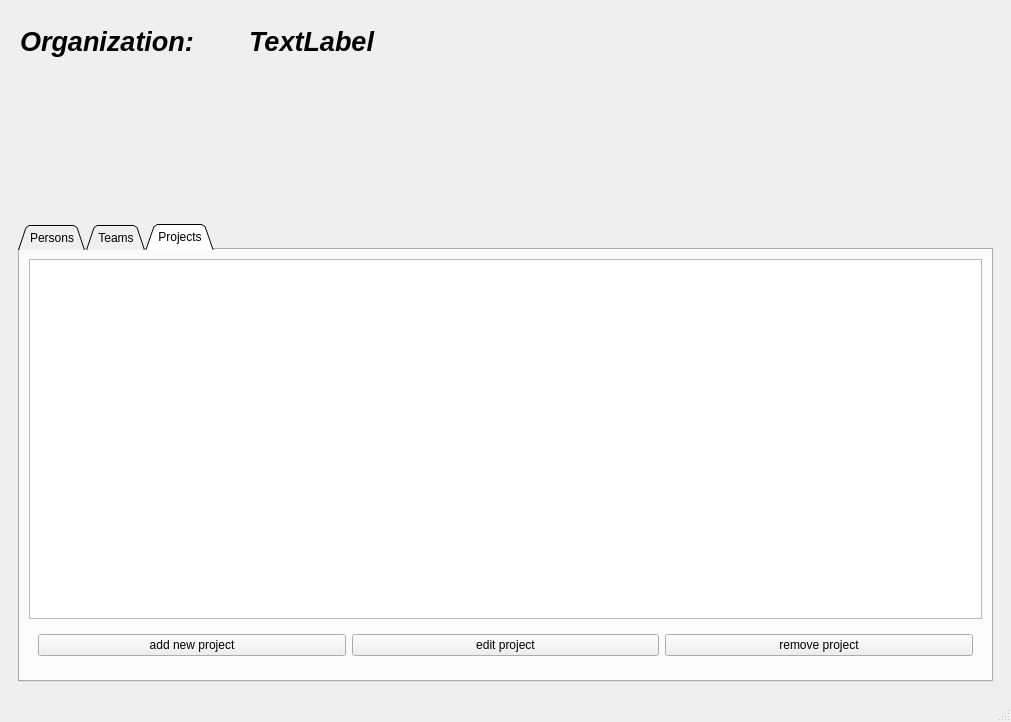
First picture: the form in ToDoListServer/organizationswindow.ui, repository captain-moji/To_Do_List_Project, before the edit.
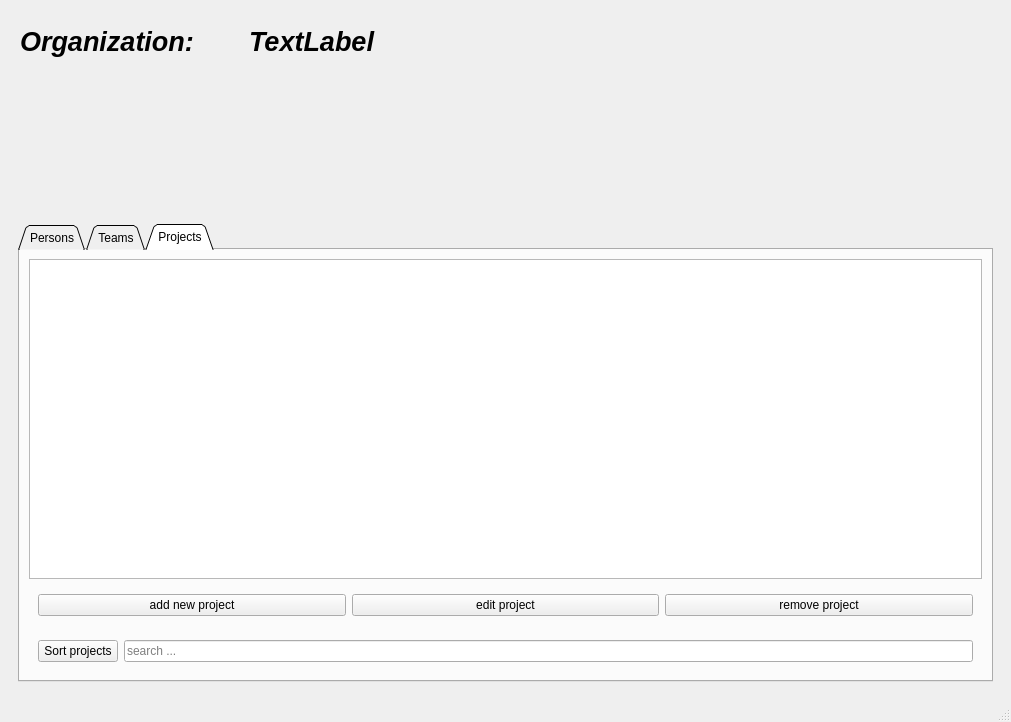
Second picture: the form after the edit. The open tabs and pages were chosen to show the change.

Commit message: Org projects completed

```diff
--- a/ToDoListServer/organizationswindow.ui
+++ b/ToDoListServer/organizationswindow.ui
@@ -319,7 +319,24 @@
             </widget>
            </item>
            <item>
-            <widget class="QWidget" name="widget_5" native="true"/>
+            <widget class="QWidget" name="widget_5" native="true">
+             <layout class="QHBoxLayout" name="horizontalLayout_7">
+              <item>
+               <widget class="QPushButton" name="sort_projects_BTN_">
+                <property name="text">
+                 <string>Sort projects</string>
+                </property>
+               </widget>
+              </item>
+              <item>
+               <widget class="QLineEdit" name="search_projects_line_edit">
+                <property name="placeholderText">
+                 <string>search ...</string>
+                </property>
+               </widget>
+              </item>
+             </layout>
+            </widget>
            </item>
           </layout>
          </widget>
```
Left out of the diff: 4 changed lines with no effect on the pictures. The commit also changes 10 other files.
